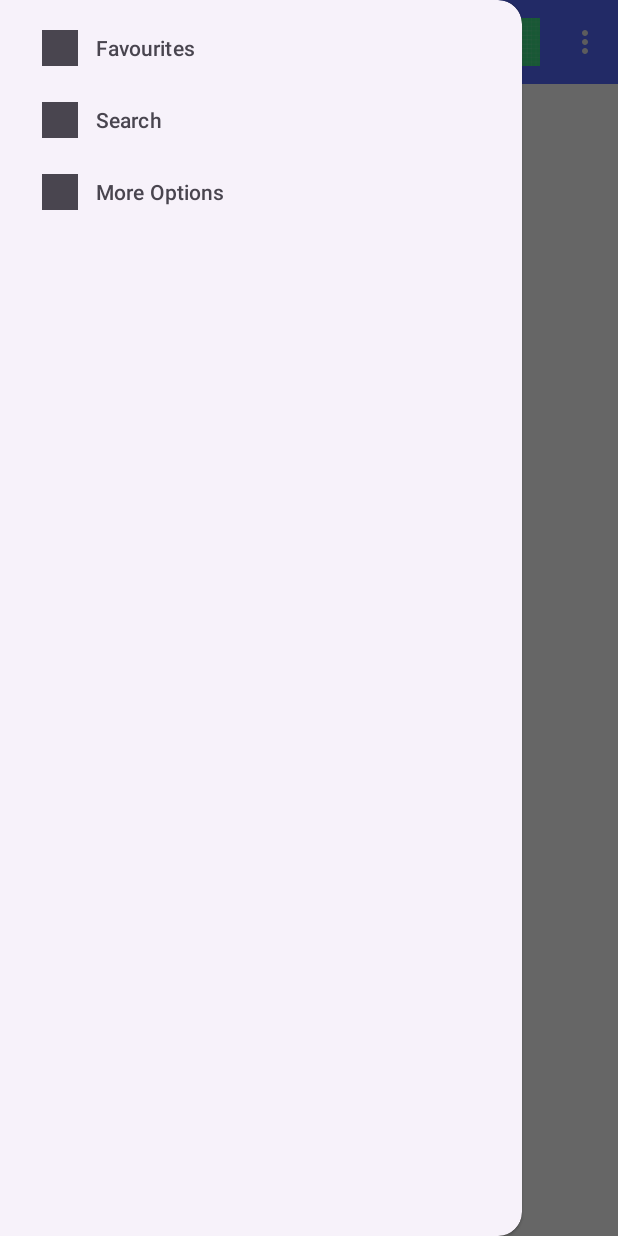
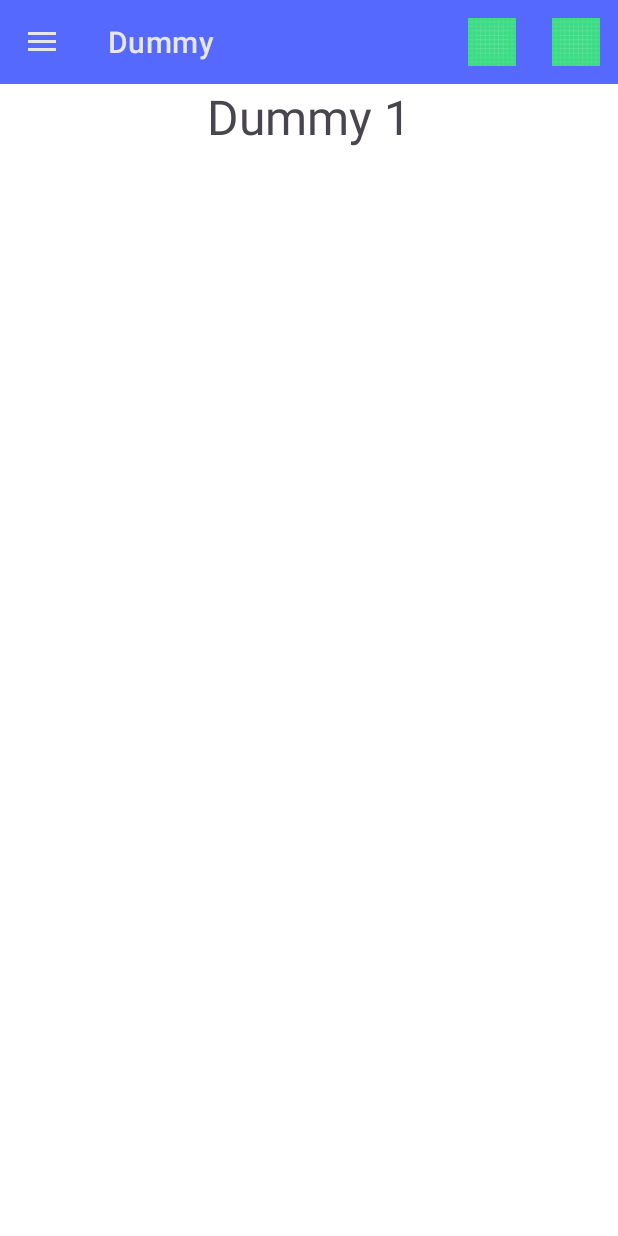
Before and after one commit to nikola-velemir/fusmobilni, an Android app: the HomeActivity screen opened directly, with no data from a screen before it, after a tap on "Favourites", on a phone screen of 412 x 824 dp. Run offline under Robolectric (Android 15) with nearby library versions, the phone set to English and light mode, and no system bars; our stand-ins replace navigation-ui; 1 other tap on this screen came first.

Commit message:
[feature drawer]

```diff
--- a/app/build.gradle
+++ b/app/build.gradle
@@ -39,6 +39,7 @@ dependencies {
     implementation libs.activity
     implementation libs.constraintlayout
     implementation libs.navigation.ui
+    implementation libs.navigation.fragment
     testImplementation libs.junit
     androidTestImplementation libs.ext.junit
     androidTestImplementation libs.espresso.core
--- a/app/src/main/java/com/example/fusmobilni/activities/HomeActivity.java
+++ b/app/src/main/java/com/example/fusmobilni/activities/HomeActivity.java
@@ -1,7 +1,11 @@
 package com.example.fusmobilni.activities;
 
 import android.os.Bundle;
+import android.view.Menu;
+import android.view.MenuItem;
+import android.widget.Toast;
 
+import androidx.annotation.NonNull;
 import androidx.appcompat.app.ActionBar;
 import androidx.appcompat.app.ActionBarDrawerToggle;
 import androidx.appcompat.app.AppCompatActivity;
@@ -19,6 +23,9 @@ import com.example.fusmobilni.R;
 import com.example.fusmobilni.databinding.ActivityHomeBinding;
 import com.google.android.material.navigation.NavigationView;
 
+import java.util.HashSet;
+import java.util.Set;
+
 public class HomeActivity extends AppCompatActivity {
     private ActivityHomeBinding _binding;
     private AppBarConfiguration _appBarConfiguration;
@@ -29,11 +36,11 @@ public class HomeActivity extends AppCompatActivity {
     private ActionBar _actionBar;
     private ActionBarDrawerToggle _actionBarDrawerToggle;
 
+    private Set<Integer> topLevelDestinations = new HashSet<>();
+
     @Override
     protected void onCreate(Bundle savedInstanceState) {
-
         super.onCreate(savedInstanceState);
-
         _binding = ActivityHomeBinding.inflate(getLayoutInflater());
         setContentView(_binding.getRoot());
 
@@ -41,17 +48,59 @@ public class HomeActivity extends AppCompatActivity {
         _navigationView = _binding.navView;
         _toolbar = _binding.activityHomeBase.topAppBar;
 
-        _actionBar = getSupportActionBar();
-
+        setSupportActionBar(_toolbar);
         if (_actionBar != null) {
             _actionBar.setDisplayHomeAsUpEnabled(false);
             _actionBar.setHomeAsUpIndicator(R.drawable.ic_hamburger);
             _actionBar.setHomeButtonEnabled(false);
         }
-        _actionBarDrawerToggle = new ActionBarDrawerToggle(this, _drawer, _toolbar, R.string.navigation_drawer_open, R.string.navigation_drawer_close);
+
+        _actionBarDrawerToggle = new ActionBarDrawerToggle(this, _drawer, _toolbar,
+                R.string.navigation_drawer_open, R.string.navigation_drawer_close);
         _drawer.addDrawerListener(_actionBarDrawerToggle);
         _actionBarDrawerToggle.syncState();
 
 
+        // This line will now correctly reference the NavHostFragment
+
     }
+    @Override
+    protected void onStart() {
+        super.onStart();
+        _navController = Navigation.findNavController(this, R.id.fragment_nav_content_main);
+        _navController.addOnDestinationChangedListener((navController, navDestination, bundle) -> {
+            int id = navDestination.getId();
+            boolean isTopLevelDestination = topLevelDestinations.contains(id);
+            if (!isTopLevelDestination) {
+                if(id == R.id.dummy_fragment){
+
+                    Toast.makeText(HomeActivity.this, "Dummy 1", Toast.LENGTH_LONG).show();
+                }else if(id == R.id.second_dummy_fragment){
+                    Toast.makeText(HomeActivity.this,"Dummy 2",Toast.LENGTH_LONG).show();
+                }
+                _drawer.closeDrawers();
+            }
+        });
+
+        _appBarConfiguration = new AppBarConfiguration.Builder(R.id.dummy_fragment,R.id.second_dummy_fragment).setOpenableLayout(_drawer).build();
+        NavigationUI.setupWithNavController(_navigationView, _navController);
+        NavigationUI.setupActionBarWithNavController(this, _navController, _appBarConfiguration);
+    }
+    @Override
+    public boolean onCreateOptionsMenu(Menu menu) {
+        getMenuInflater().inflate(R.menu.navigation_menu, menu);
+        return true;
+    }
+    @Override
+    public boolean onOptionsItemSelected(@NonNull MenuItem item) {
+        _navController = Navigation.findNavController(this, R.id.fragment_nav_content_main);
+        return NavigationUI.onNavDestinationSelected(item, _navController) || super.onOptionsItemSelected(item);
+    }
+
+    @Override
+    public boolean onSupportNavigateUp() {
+        _navController = Navigation.findNavController(this, R.id.fragment_nav_content_main);
+        return NavigationUI.navigateUp(_navController, _appBarConfiguration) || super.onSupportNavigateUp();
+    }
+
 }
--- /dev/null
+++ b/app/src/main/java/com/example/fusmobilni/fragments/DummyFragment.java
@@ -0,0 +1,63 @@
+package com.example.fusmobilni.fragments;
+
+import android.os.Bundle;
+
+import androidx.fragment.app.Fragment;
+
+import android.view.LayoutInflater;
+import android.view.View;
+import android.view.ViewGroup;
+
+import com.example.fusmobilni.R;
+import com.example.fusmobilni.databinding.FragmentDummyBinding;
+
+public class DummyFragment extends Fragment {
+
+    private FragmentDummyBinding binding;
+    // TODO: Rename parameter arguments, choose names that match
+    // the fragment initialization parameters, e.g. ARG_ITEM_NUMBER
+    private static final String ARG_PARAM1 = "param1";
+    private static final String ARG_PARAM2 = "param2";
+
+    // TODO: Rename and change types of parameters
+    private String mParam1;
+    private String mParam2;
+
+    public DummyFragment() {
+        // Required empty public constructor
+    }
+
+    /**
+     * Use this factory method to create a new instance of
+     * this fragment using the provided parameters.
+     *
+     * @param param1 Parameter 1.
+     * @param param2 Parameter 2.
+     * @return A new instance of fragment DummyFragment.
+     */
+    // TODO: Rename and change types and number of parameters
+    public static DummyFragment newInstance(String param1, String param2) {
+        DummyFragment fragment = new DummyFragment();
+        Bundle args = new Bundle();
+        args.putString(ARG_PARAM1, param1);
+        args.putString(ARG_PARAM2, param2);
+        fragment.setArguments(args);
+        return fragment;
+    }
+
+    @Override
+    public void onCreate(Bundle savedInstanceState) {
+        super.onCreate(savedInstanceState);
+        if (getArguments() != null) {
+            mParam1 = getArguments().getString(ARG_PARAM1);
+            mParam2 = getArguments().getString(ARG_PARAM2);
+        }
+    }
+
+    @Override
+    public View onCreateView(LayoutInflater inflater, ViewGroup container,
+                             Bundle savedInstanceState) {
+        // Inflate the layout for this fragment
+        return inflater.inflate(R.layout.fragment_dummy, container, false);
+    }
+}
--- a/app/src/main/res/layout/activity_home.xml
+++ b/app/src/main/res/layout/activity_home.xml
@@ -1,27 +1,18 @@
-<?xml version="1.0" encoding="utf-8"?>
-<androidx.drawerlayout.widget.DrawerLayout xmlns:android="http://schemas.android.com/apk/res/android"
+<androidx.drawerlayout.widget.DrawerLayout
+    xmlns:android="http://schemas.android.com/apk/res/android"
+    xmlns:app="http://schemas.android.com/apk/res-auto"
+    android:id="@+id/drawer_layout"
     android:layout_width="match_parent"
-    android:layout_height="match_parent"
-    xmlns:tools="http://schemas.android.com/tools"
-    xmlns:app="http://schemas.android.com/apk/res-auto"
-    tools:context=".activities.HomeActivity"
-    android:id="@+id/drawer_layout">
+    android:layout_height="match_parent">
+
     <include
         android:id="@+id/activity_home_base"
-        layout="@layout/activity_home_base"></include>
+        layout="@layout/activity_home_base"/>
 
-<!--    <androidx.fragment.app.FragmentContainerView-->
-<!--        android:id="@+id/nav_host_fragment"-->
-<!--        android:layout_width="match_parent"-->
-<!--        android:layout_height="match_parent"-->
-
-
-<!--        app:defaultNavHost="true" />-->
     <com.google.android.material.navigation.NavigationView
         android:id="@+id/nav_view"
         android:layout_width="wrap_content"
         android:layout_height="match_parent"
         android:layout_gravity="start"
-        android:fitsSystemWindows="true"
         app:menu="@menu/navigation_menu"/>
 </androidx.drawerlayout.widget.DrawerLayout>
--- a/app/src/main/res/layout/activity_home_base.xml
+++ b/app/src/main/res/layout/activity_home_base.xml
@@ -1,5 +1,5 @@
-<?xml version="1.0" encoding="utf-8"?>
-<androidx.coordinatorlayout.widget.CoordinatorLayout xmlns:android="http://schemas.android.com/apk/res/android"
+<androidx.coordinatorlayout.widget.CoordinatorLayout
+    xmlns:android="http://schemas.android.com/apk/res/android"
     xmlns:app="http://schemas.android.com/apk/res-auto"
     xmlns:tools="http://schemas.android.com/tools"
     android:id="@+id/activity_home_base"
@@ -7,45 +7,43 @@
     android:layout_height="match_parent"
     tools:context=".activities.HomeActivity"
     android:theme="@style/Base.Theme.FusMobilni">
+
     <com.google.android.material.appbar.AppBarLayout
         android:layout_width="match_parent"
-        android:layout_height="wrap_content">
+        android:layout_height="wrap_content"
+        android:id="@+id/app_bar">
 
         <com.google.android.material.appbar.MaterialToolbar
             android:id="@+id/topAppBar"
             style="@style/Widget.MaterialComponents.Toolbar.Primary"
             android:layout_width="match_parent"
-
-            android:layout_height="match_parent"
+            android:layout_height="wrap_content"
             android:background="@color/primary_blue_900"
-            android:scrollbarSize="4dp"
             app:menu="@menu/navigation_menu"
             app:navigationIcon="@drawable/ic_hamburger">
-
-            <ImageView
-                android:layout_width="50sp"
-                android:layout_height="50sp"
-                android:src="@mipmap/ic_launcher_foreground" />
-
-            <TextView
-                android:layout_width="wrap_content"
-                android:layout_height="match_parent"
-                android:text="Event planner"
-                android:textColor="@color/white"
-                android:textSize="20sp" />
+            <!-- Toolbar content -->
         </com.google.android.material.appbar.MaterialToolbar>
+    </com.google.android.material.appbar.AppBarLayout>
 
 
 
-    </com.google.android.material.appbar.AppBarLayout>
-
-    <!-- Note: A RecyclerView can also be used -->
     <androidx.core.widget.NestedScrollView
         android:layout_width="match_parent"
         android:layout_height="match_parent"
         app:layout_behavior="@string/appbar_scrolling_view_behavior">
-
-        <!-- Scrollable content -->
-
+        <fragment
+            android:id="@+id/fragment_nav_content_main"
+            android:name="androidx.navigation.fragment.NavHostFragment"
+            android:layout_width="match_parent"
+            android:layout_height="match_parent"
+            app:layout_constrainedHeight="true"
+            app:layout_constraintBottom_toBottomOf="parent"
+            app:layout_constraintHorizontal_bias="0.0"
+            app:layout_constraintLeft_toLeftOf="parent"
+            app:layout_constraintRight_toRightOf="parent"
+            app:layout_constraintTop_toTopOf="parent"
+            app:layout_constraintVertical_bias="0.0"
+            app:defaultNavHost="true"
+            app:navGraph="@navigation/base_navigation" />
     </androidx.core.widget.NestedScrollView>
 </androidx.coordinatorlayout.widget.CoordinatorLayout>
--- /dev/null
+++ b/app/src/main/res/layout/fragment_dummy.xml
@@ -0,0 +1,26 @@
+<?xml version="1.0" encoding="utf-8"?>
+<FrameLayout xmlns:android="http://schemas.android.com/apk/res/android"
+    xmlns:app="http://schemas.android.com/apk/res-auto"
+    xmlns:tools="http://schemas.android.com/tools"
+    android:layout_width="match_parent"
+    android:layout_height="match_parent"
+    android:scrollbarSize="4dp"
+    tools:context=".fragments.DummyFragment">
+
+    <!-- TODO: Update blank fragment layout -->
+    <androidx.constraintlayout.widget.ConstraintLayout
+        android:layout_width="match_parent"
+        android:layout_height="match_parent">
+
+        <TextView
+            android:layout_width="wrap_content"
+            android:layout_height="wrap_content"
+            android:text="Dummy 1"
+            android:textSize="32sp"
+            app:layout_constraintBottom_toBottomOf="parent"
+            app:layout_constraintEnd_toEndOf="parent"
+            app:layout_constraintStart_toStartOf="parent"
+            app:layout_constraintTop_toTopOf="parent" />
+    </androidx.constraintlayout.widget.ConstraintLayout>
+
+</FrameLayout>
--- a/app/src/main/res/menu/navigation_menu.xml
+++ b/app/src/main/res/menu/navigation_menu.xml
@@ -1,22 +1,18 @@
 <?xml version="1.0" encoding="utf-8"?>
 <menu xmlns:android="http://schemas.android.com/apk/res/android"
     xmlns:app="http://schemas.android.com/apk/res-auto">
-
-    <item
-        android:id="@+id/favorite"
-        android:icon="@drawable/ic_launcher_background"
-        android:title="Favourites"
-        app:showAsAction="ifRoom" />
-
-    <item
-        android:id="@+id/search"
-        android:icon="@drawable/ic_launcher_background"
-        android:title="Search"
-        app:showAsAction="ifRoom" />
-
-    <item
-        android:id="@+id/more"
-        android:icon="@drawable/ic_launcher_background"
-        android:title="More Options"
-        app:showAsAction="never" />
+    <group android:checkableBehavior="single">
+        <item
+            android:id="@+id/dummy_fragment"
+            android:icon="@drawable/ic_launcher_background"
+            android:title="Favourites"
+            app:showAsAction="ifRoom"
+            android:orderInCategory="100"/>
+        <item
+            android:id="@+id/second_dummy_fragment"
+            android:icon="@drawable/ic_launcher_background"
+            android:title="Favourites"
+            app:showAsAction="ifRoom"
+            android:orderInCategory="200"/>
+    </group>
 </menu>
--- a/app/src/main/res/navigation/base_navigation.xml
+++ b/app/src/main/res/navigation/base_navigation.xml
@@ -4,8 +4,18 @@
     xmlns:app="http://schemas.android.com/apk/res-auto"
     xmlns:tools="http://schemas.android.com/tools"
     android:id="@+id/base_navigation"
-    app:startDestination="@id/base_navigation"
+    app:startDestination="@id/dummy_fragment"
     >
-
-
+    <fragment
+        android:id="@+id/dummy_fragment"
+        android:name="com.example.fusmobilni.fragments.DummyFragment"
+        android:label="Dummy"
+        tools:layout="@layout/fragment_dummy"
+        />
+    <fragment
+        android:id="@+id/second_dummy_fragment"
+        android:name="com.example.fusmobilni.fragments.SecondDummyFragment"
+        android:label="Dummy"
+        tools:layout="@layout/fragment_second_dummy"
+        />
 </navigation>
--- a/app/src/main/res/values/strings.xml
+++ b/app/src/main/res/values/strings.xml
@@ -2,4 +2,6 @@
     <string name="app_name">FusMobilni</string>
     <string name="navigation_drawer_open">Open drawer</string>
     <string name="navigation_drawer_close">Closed Drawer</string>
+    <!-- TODO: Remove or change this placeholder text -->
+    <string name="hello_blank_fragment">Hello blank fragment</string>
 </resources>
--- a/gradle/libs.versions.toml
+++ b/gradle/libs.versions.toml
@@ -8,6 +8,7 @@ material = "1.12.0"
 activity = "1.9.3"
 constraintlayout = "2.2.0"
 navigationUi = "2.8.3"
+navigationFragment = "2.8.3"
 
 [libraries]
 junit = { group = "junit", name = "junit", version.ref = "junit" }
@@ -18,6 +19,7 @@ material = { group = "com.google.android.material", name = "material", version.r
 activity = { group = "androidx.activity", name = "activity", version.ref = "activity" }
 constraintlayout = { group = "androidx.constraintlayout", name = "constraintlayout", version.ref = "constraintlayout" }
 navigation-ui = { group = "androidx.navigation", name = "navigation-ui", version.ref = "navigationUi" }
+navigation-fragment = { group = "androidx.navigation", name = "navigation-fragment", version.ref = "navigationFragment" }
 
 [plugins]
 android-application = { id = "com.android.application", version.ref = "agp" }
```
Also changed, not shown: app/src/main/java/com/example/fusmobilni/fragments/SecondDummyFragment.java (added, +67 -0 lines), app/src/main/res/layout/fragment_second_dummy.xml (added, +26 -0 lines), app/src/main/res/menu/navigation_drawer.xml (+8 -13 lines).
